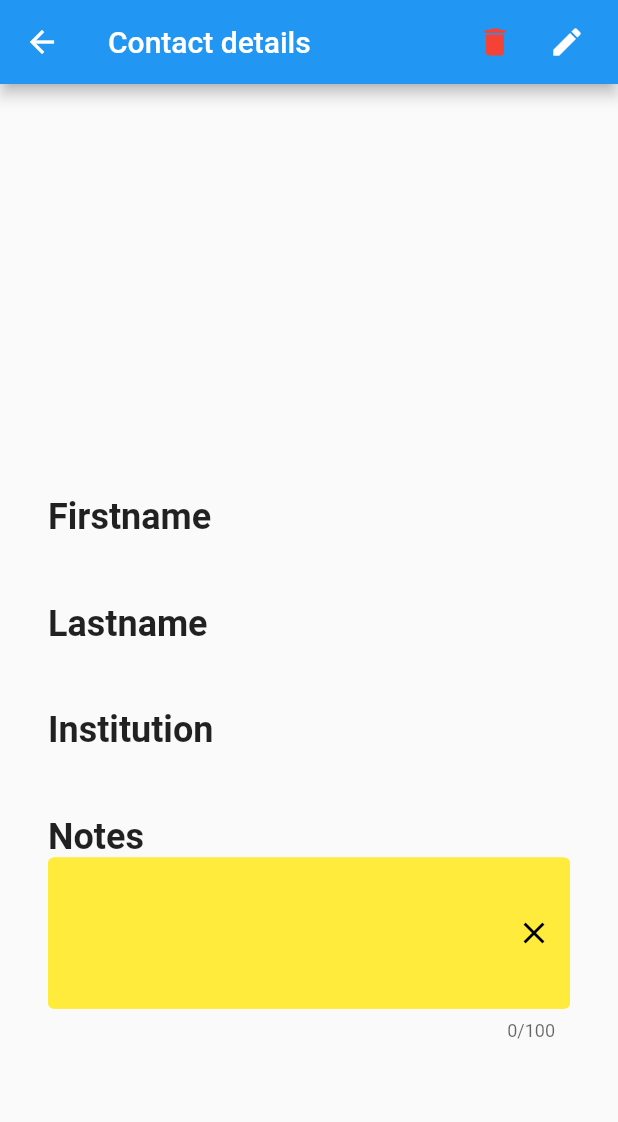
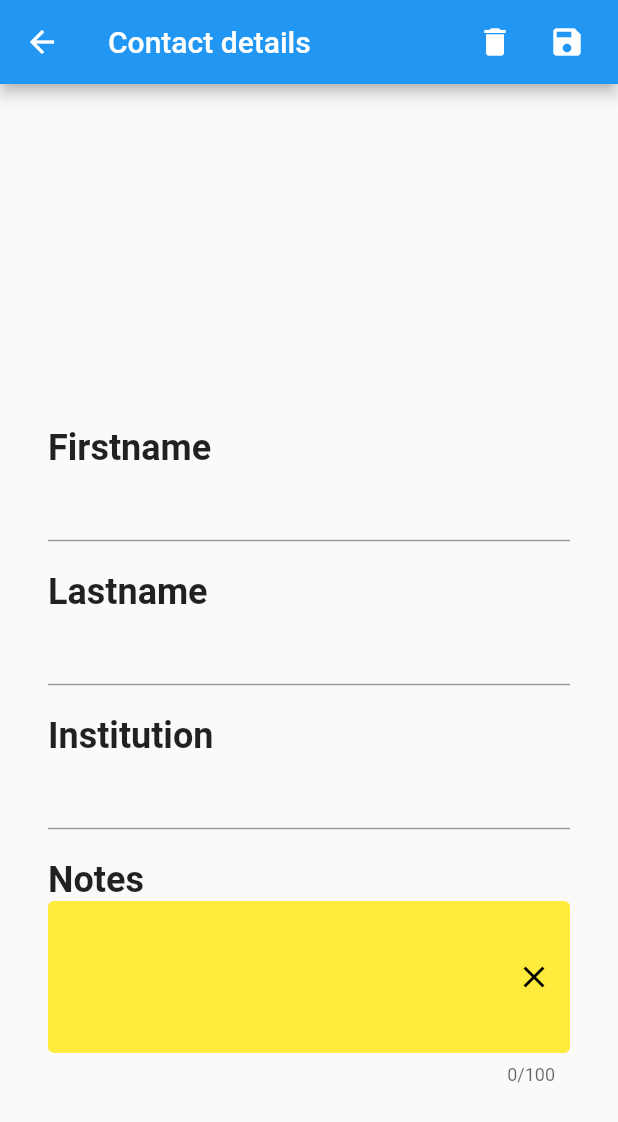
Before and after one commit to YannJollien/school_app, a Flutter app: the ContactDetails screen opened directly with empty values, after a tap on the "edit" icon, on a phone screen of 412 x 824 dp. Shown: the top 1122 px of the screen. Run offline on Flutter 3.47's test engine with Material 2 defaults, Android fonts, the phone set to English and light mode, and no system bars; our stand-ins replace cloud_firestore, firebase_auth, firebase_core, firebase_storage, flutter_speed_dial, flutter_spinkit and 2 more; accounts and stored records are empty; network calls fail.

```diff
--- a/lib/components/contactDetails.dart
+++ b/lib/components/contactDetails.dart
@@ -21,6 +21,8 @@ class ContactDetails extends StatefulWidget {
 class ContactDetailsState extends State<ContactDetails> {
   ContactDetailsState(data);
 
+  bool editMode = false;
+
   static ContactService _contactService = ContactService();
   FirebaseAuth firebaseAuth = FirebaseAuth.instance;
 
@@ -34,7 +36,7 @@ class ContactDetailsState extends State<ContactDetails> {
               padding: EdgeInsets.only(right: 0),
               child: IconButton(
                 icon: Icon(Icons.delete),
-                color: Colors.red,
+                color: Colors.white,
                 onPressed: () {
                   showAlertDialogOnDelete(context);
                 },
@@ -42,11 +44,26 @@ class ContactDetailsState extends State<ContactDetails> {
             ),
             Padding(
               padding: EdgeInsets.only(right: 10),
-              child: IconButton(
-                icon: Icon(Icons.edit),
-                color: Colors.white,
-                onPressed: () {},
-              ),
+              child: Container(
+                  child: (editMode)
+                      ? IconButton(
+                          icon: Icon(Icons.save),
+                          color: Colors.white,
+                          onPressed: () {
+                            setState(() {
+                              editMode = !editMode;
+                            });
+                          },
+                        )
+                      : IconButton(
+                          icon: Icon(Icons.edit),
+                          color: Colors.white,
+                          onPressed: () {
+                            setState(() {
+                              editMode = !editMode;
+                            });
+                          },
+                        )),
             ),
           ],
         ),
@@ -122,16 +139,15 @@ class ContactDetailsState extends State<ContactDetails> {
                     builder: (context, snapshot) {
                       if (snapshot.connectionState == ConnectionState.done) {
                         return Container(
-                          width: MediaQuery.of(context).size.width / 1.5,
-                          height: MediaQuery.of(context).size.width / 1.5,
+                          width: MediaQuery.of(context).size.width / 1.8,
+                          height: MediaQuery.of(context).size.width / 1.8,
                           child: snapshot.data,
                         );
                       }
-                      if (snapshot.connectionState ==
-                          ConnectionState.waiting) {
+                      if (snapshot.connectionState == ConnectionState.waiting) {
                         return Container(
-                          width: MediaQuery.of(context).size.width / 1.2,
-                          height: MediaQuery.of(context).size.width / 1.2,
+                          width: MediaQuery.of(context).size.width / 1.8,
+                          height: MediaQuery.of(context).size.width / 1.8,
                           child: CircularProgressIndicator(),
                         );
                       }
@@ -141,15 +157,24 @@ class ContactDetailsState extends State<ContactDetails> {
                 ]),
                 //FIRSTNAME
                 _label('Firstname'),
-                _content('firstname'),
+                Container(
+                    child: (editMode)
+                        ? _firstnameEditable('firstname')
+                        : _contentNotEditable('firstname')),
                 SizedBox(height: 20),
                 //LASTNAME
                 _label('Lastname'),
-                _content('lastname'),
+                Container(
+                    child: (editMode)
+                        ? _lastnameEditable('lastname')
+                        : _contentNotEditable('lastname')),
                 SizedBox(height: 20),
                 //INSTITUTION
                 _label('Institution'),
-                _content('institution'),
+                Container(
+                    child: (editMode)
+                        ? _institutionEditable('institution')
+                        : _contentNotEditable('institution')),
                 SizedBox(height: 20),
                 //NOTES
                 _label('Notes'),
@@ -256,20 +281,92 @@ class ContactDetailsState extends State<ContactDetails> {
     );
   }
 
-  //CONTENT WIDGET
-  static Widget _content(String content) {
+  //FIRSTNAME EDITABLE CONTENT WIDGET
+  static var firstnameController = TextEditingController();
+
+  static Widget _firstnameEditable(String content) {
+    return StreamBuilder(
+        stream: _contactService.getContactDetails(ContactDetails.contactDoc),
+        builder:
+            (BuildContext context, AsyncSnapshot<DocumentSnapshot> snapshot) {
+          firstnameController.text = snapshot.data[content];
+          return new SingleChildScrollView(
+            child: new TextFormField(
+              controller: firstnameController,
+              validator: (value) =>
+                  value.isEmpty ? "Last name cannot be empty" : null,
+              style: TextStyle(color: Colors.grey, fontFamily: 'RadikalLight'),
+              decoration: new InputDecoration(
+                hintText: snapshot.data[content],
+              ),
+            ),
+          );
+        });
+  }
+
+  //LASTNAME EDITABLE CONTENT WIDGET
+  static var lastNameController = TextEditingController();
+
+  static Widget _lastnameEditable(String content) {
+    return StreamBuilder(
+        stream: _contactService.getContactDetails(ContactDetails.contactDoc),
+        builder:
+            (BuildContext context, AsyncSnapshot<DocumentSnapshot> snapshot) {
+          lastNameController.text = snapshot.data[content];
+          return new SingleChildScrollView(
+            child: new TextFormField(
+              controller: lastNameController,
+              validator: (value) =>
+                  value.isEmpty ? "Last name cannot be empty" : null,
+              style: TextStyle(color: Colors.grey, fontFamily: 'RadikalLight'),
+              decoration: new InputDecoration(
+                hintText: snapshot.data[content],
+              ),
+            ),
+          );
+        });
+  }
+
+  //INSTITUTION EDITABLE CONTENT WIDGET
+  static var institutionController = TextEditingController();
+
+  static Widget _institutionEditable(String content) {
+    return StreamBuilder(
+        stream: _contactService.getContactDetails(ContactDetails.contactDoc),
+        builder:
+            (BuildContext context, AsyncSnapshot<DocumentSnapshot> snapshot) {
+          institutionController.text = snapshot.data[content];
+          return new SingleChildScrollView(
+            child: new TextFormField(
+              controller: institutionController,
+              validator: (value) =>
+                  value.isEmpty ? "Last name cannot be empty" : null,
+              style: TextStyle(color: Colors.grey, fontFamily: 'RadikalLight'),
+              decoration: new InputDecoration(
+                hintText: snapshot.data[content],
+              ),
+            ),
+          );
+        });
+  }
+
+  //NONE EDITABLE CONTENT WIDGET
+  static Widget _contentNotEditable(String content) {
     return StreamBuilder(
         stream: _contactService.getContactDetails(ContactDetails.contactDoc),
         builder:
             (BuildContext context, AsyncSnapshot<DocumentSnapshot> snapshot) {
           return new SingleChildScrollView(
-              child: new Text(
-            snapshot.data[content],
-            style: TextStyle(
-              fontSize: 20,
-              color: Colors.grey[500],
+            child: new TextFormField(
+              enabled: false,
+              validator: (value) =>
+                  value.isEmpty ? "This field cannot be empty" : null,
+              style: TextStyle(color: Colors.grey, fontFamily: 'RadikalLight'),
+              decoration: new InputDecoration(
+                hintText: snapshot.data[content],
+              ),
             ),
-          ));
+          );
         });
   }
 
--- a/lib/services/database.dart
+++ b/lib/services/database.dart
@@ -20,7 +20,7 @@ class DatabaseService {
     return await collectionUser.doc(uid).delete();
   }
 
-  //Get contact list
+  //Get contact details
   Stream<DocumentSnapshot> getContactDetailsData(DocumentSnapshot doc) {
     return collectionUser
         .doc(uid)
--- a/pubspec.yaml
+++ b/pubspec.yaml
@@ -35,6 +35,7 @@ dependencies:
   flutter_spinkit: ^4.0.0
   image_picker: ^0.6.4
   firebase_storage: ^5.1.0
+  flutter_speed_dial: ^1.2.5
 
 
   # The following adds the Cupertino Icons font to your application.
```
Also changed, not shown: lib/components/contactNew.dart (+17 -51 lines), lib/components/contactsFromList.dart (+41 -13 lines), pubspec.lock.
